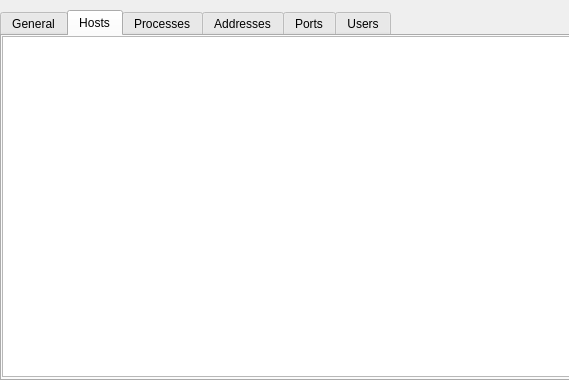
The window that ui/res/stats.ui (evilsocket/opensnitch) describes before a commit, drawn with Qt 5.
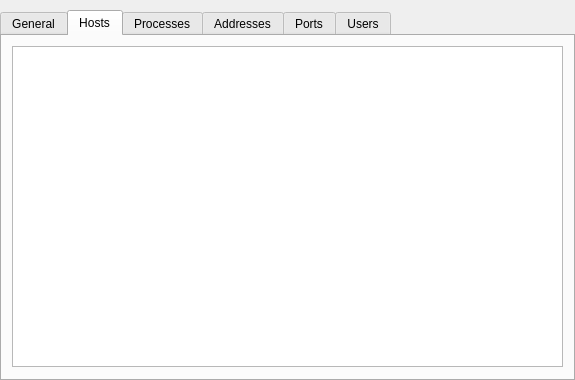
The same window after the commit. The open tabs and pages were chosen to show the change. Icons and pictures are not drawn.

Commit message: add column headers in the stats dialog table tabs (closes #121)

Patch:
```diff
--- a/ui/res/stats.ui
+++ b/ui/res/stats.ui
@@ -9,7 +9,7 @@
    <rect>
     <x>0</x>
     <y>0</y>
-    <width>569</width>
+    <width>575</width>
     <height>380</height>
    </rect>
   </property>
@@ -44,7 +44,7 @@
     <rect>
      <x>0</x>
      <y>10</y>
-     <width>571</width>
+     <width>575</width>
      <height>371</height>
     </rect>
    </property>
@@ -512,10 +512,10 @@
     <widget class="QTableWidget" name="hostsTable">
      <property name="geometry">
       <rect>
-       <x>0</x>
-       <y>0</y>
-       <width>571</width>
-       <height>341</height>
+       <x>10</x>
+       <y>10</y>
+       <width>551</width>
+       <height>321</height>
       </rect>
      </property>
      <property name="sortingEnabled">
```
Left out of the diff: 42 changed lines with no effect on the pictures. The commit also changes 2 other files.
